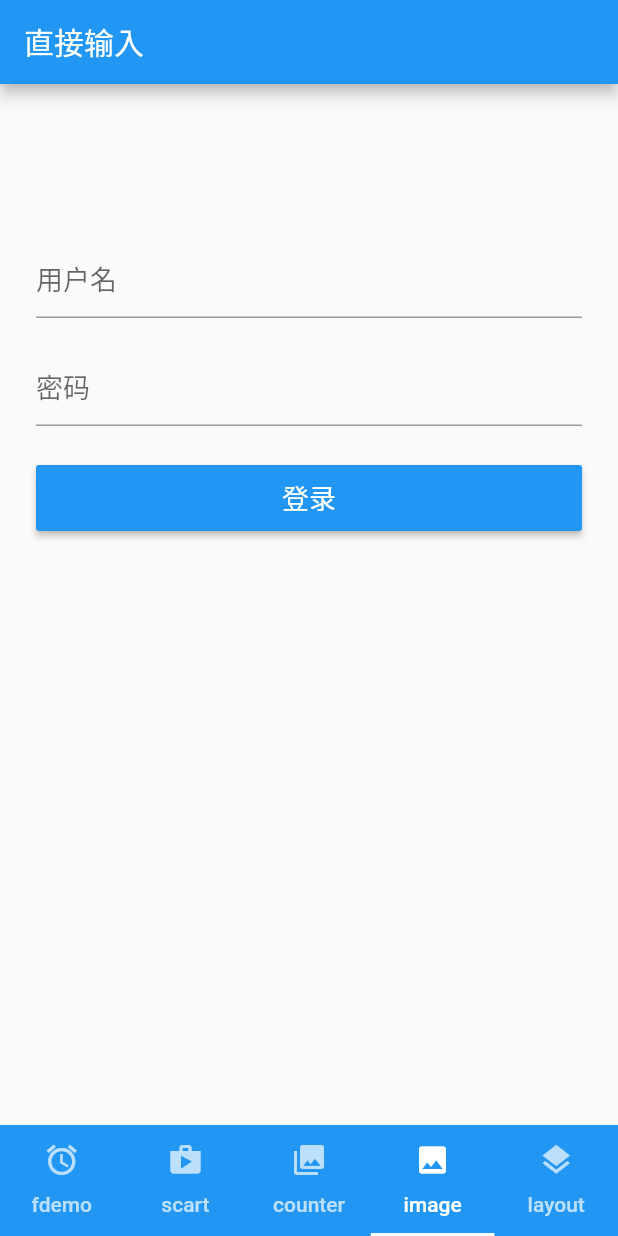
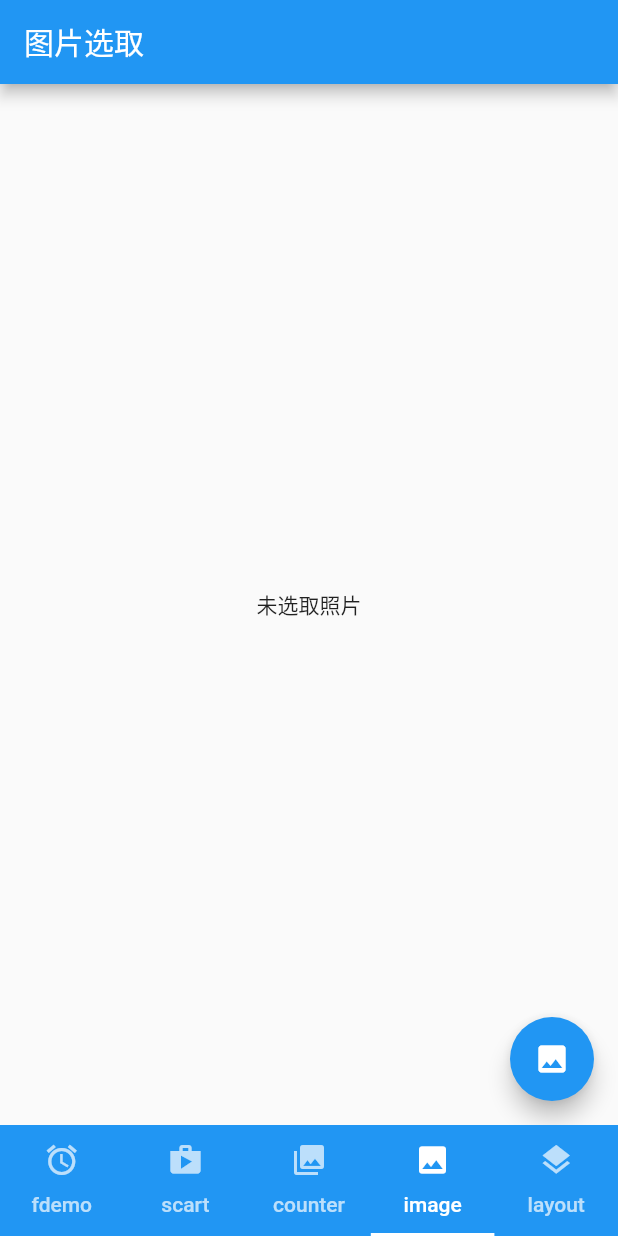
Before and after one commit to Rawcloud/flutter_app_learn, a Flutter app: the screen it shows after launch, item 4 of the bottom bar chosen, on a phone screen of 412 x 824 dp. Run offline on Flutter 3.47's test engine with Material 2 defaults, Android fonts, the phone set to English and light mode, and no system bars; our stand-ins replace image_picker.

Commit message:
新增imagepicker

```diff
--- a/lib/main.dart
+++ b/lib/main.dart
@@ -17,6 +17,7 @@ import 'views/achievement_view_list.dart';
 import 'components/achievement_view_list_item.dart';
 import 'views/test.dart';
 import 'views/DirectInput.dart';
+import 'views/MImagePicker.dart';
 void main() => runApp(new MyApp());
 
 class MyApp extends StatelessWidget {
@@ -88,7 +89,8 @@ class _MyHomePageState extends State<MyHomePage> with SingleTickerProviderStateM
             //new TextContainer(),
 //            new ImageFromAssest(),
 //            new ActionViewEcology(maximumEmergy: 100,maximumHunger: 100,maximumMood: 100,currentEmergy: 30,currentHunger: 65,currentMood: 80),
-            new DirectInput(),
+//            new DirectInput(),
+            new MImagePicker(),
             //new HorizontalLayout(),
 //            new VerticalLayout(),
 //            new StackLocation(),
--- /dev/null
+++ b/lib/views/MImagePicker.dart
@@ -0,0 +1,38 @@
+import 'dart:io';
+import 'dart:async';
+import 'package:flutter/material.dart';
+import 'package:image_picker/image_picker.dart';
+
+class MImagePicker extends StatefulWidget{
+  @override
+  State<StatefulWidget> createState() {
+    return new MImagePickerState();
+  }
+}
+
+class MImagePickerState extends State<MImagePicker>{
+
+  File _image;
+
+  Future getImage() async {
+    var image = await ImagePicker.pickImage(source: ImageSource.gallery,maxWidth: 300.0,maxHeight: 400.0);
+    setState(() {
+      _image = image;
+    });
+  }
+
+  @override
+  Widget build(BuildContext context) {
+    return new Scaffold(
+      appBar: new AppBar(
+        title: new Text('图片选取'),
+      ),
+      body: new Center(
+        child: _image == null ? new Text('未选取照片'): new Image.file(_image),
+      ),
+      floatingActionButton: new FloatingActionButton(onPressed: getImage,
+      tooltip: '选取图片',
+      child: new Icon(Icons.image),),
+    );
+  }
+}
--- a/pubspec.yaml
+++ b/pubspec.yaml
@@ -9,6 +9,7 @@ dependencies:
   # Use with the CupertinoIcons class for iOS style icons.
   cupertino_icons: ^0.1.2
   path_provider: ^0.2.1+1
+  image_picker: ^0.4.5
 
 dev_dependencies:
   flutter_test:
```
Also changed, not shown: pubspec.lock.
